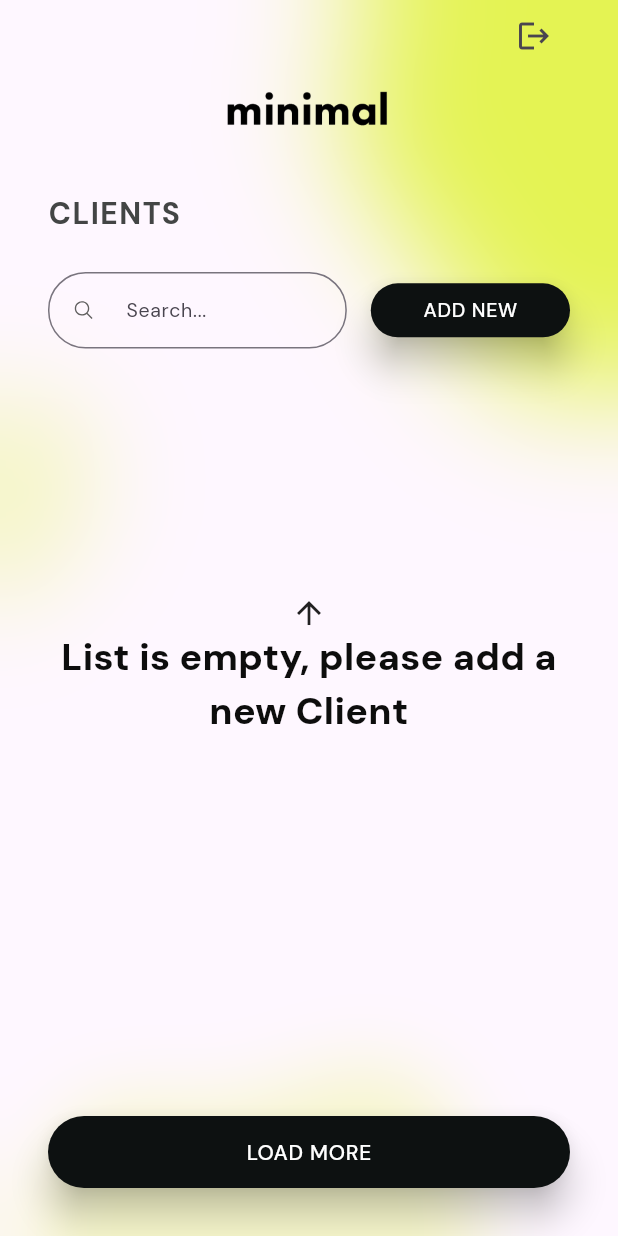
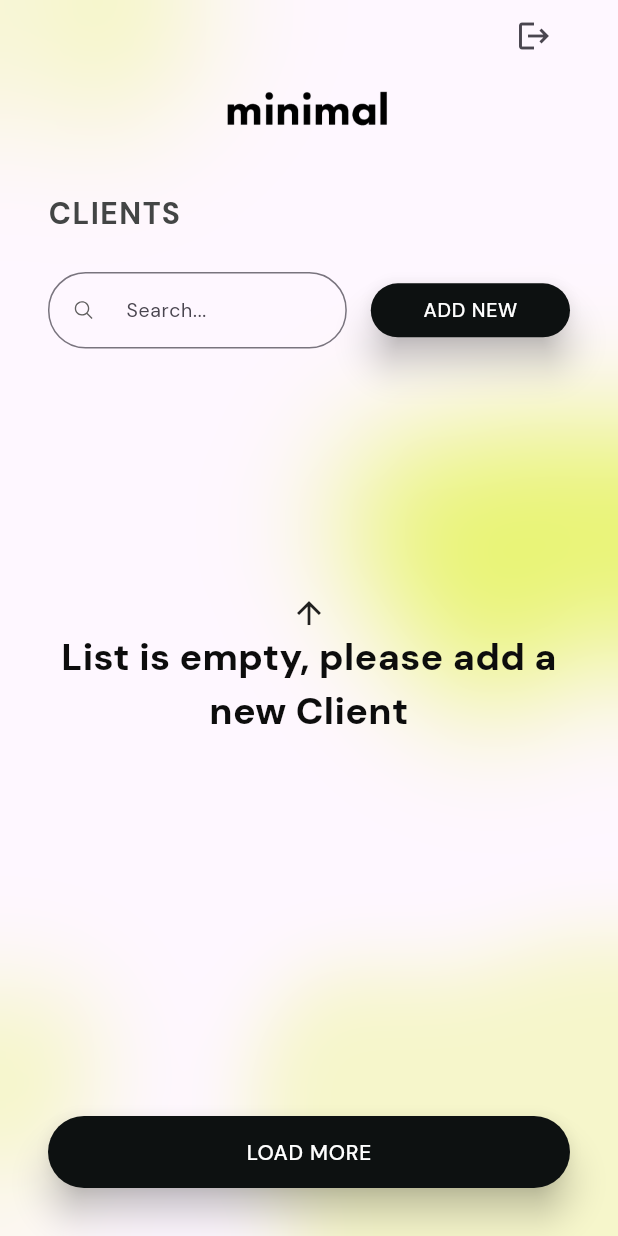
Before and after one commit to CFerrerCava/tots_test, a Flutter app: the HomeView screen opened directly, after a tap on "Ok", on a phone screen of 412 x 824 dp. Run offline on Flutter 3.47's test engine with Material 3 defaults, Android fonts, the phone set to English and light mode, and no system bars; our stand-ins replace cached_network_image, firebase_core, firebase_storage, flutter_dotenv, flutter_keyboard_visibility, flutter_svg and 7 more; accounts and stored records are empty; network calls fail.

```diff
--- a/lib/ui/dialogs/info_alert/info_alert_dialog_model.dart
+++ b/lib/ui/dialogs/info_alert/info_alert_dialog_model.dart
@@ -21,6 +21,7 @@ class AbmClienteDialogModel extends FormViewModel {
   @override
   void dispose() {
     _clientService.clientSelectedValue.value = null;
+    clearForm();
     super.dispose();
   }
 
@@ -56,7 +57,10 @@ class AbmClienteDialogModel extends FormViewModel {
   }
 
   void saveOrEdit() {
-    if (lastName.isEmpty || firstName.isEmpty || emailAddress.isEmpty) {
+    if (lastName.isEmpty ||
+        firstName.isEmpty ||
+        emailAddress.isEmpty ||
+        (newClient.photo == null)) {
       DialogService().showDialog(description: lang.loginMessageDataError);
       return;
     }
--- a/lib/ui/views/home/home_view.dart
+++ b/lib/ui/views/home/home_view.dart
@@ -20,7 +20,7 @@ class HomeView extends StackedView<HomeViewModel> {
       child: KeyboardDismissOnTap(
         child: Stack(
           children: [
-            BackgroundBubbleWidget(),
+            BackgroundBubbleWidget.forHome(),
             HomeBodyWidget(),
           ],
         ),
--- a/lib/ui/views/login/login_view.dart
+++ b/lib/ui/views/login/login_view.dart
@@ -22,7 +22,7 @@ class LoginView extends StackedView<LoginViewModel> with $LoginFormWidget {
       body: const KeyboardDismissOnTap(
         child: Stack(
           children: [
-            BackgroundBubbleWidget(),
+            BackgroundBubbleWidget.forLogin(),
             LoginFormWidget(),
           ],
         ),
--- a/lib/ui/widgets/background_bubble_widget.dart
+++ b/lib/ui/widgets/background_bubble_widget.dart
@@ -3,12 +3,37 @@ import 'package:tots_test/ui/styles/app_images.dart';
 import 'package:tots_test/util/vector_enum.dart';
 
 class BackgroundBubbleWidget extends StatelessWidget {
-  const BackgroundBubbleWidget({super.key});
+  final bool _forHome;
+  const BackgroundBubbleWidget.forLogin({super.key}) : _forHome = false;
+  const BackgroundBubbleWidget.forHome({super.key}) : _forHome = true;
 
   @override
   Widget build(BuildContext context) {
     return Stack(
       children: [
+        if (_forHome) ...[
+          Positioned(
+            left: 30,
+            top: 20,
+            child: $graphics.vectorBubble(bubble: VectorEnum.bubblehome1.name),
+          ),
+          Positioned(
+            right: -10,
+            top: 200,
+            child: $graphics.vectorBubble(bubble: VectorEnum.bubblehome2.name),
+          ),
+          Positioned(
+            left: 0,
+            bottom: 0,
+            child: $graphics.vectorBubble(bubble: VectorEnum.bubblehome4.name),
+          ),
+          Positioned(
+            right: 0,
+            bottom: 0,
+            child: $graphics.vectorBubble(bubble: VectorEnum.bubblehome3.name),
+          ),
+        ],
+        if (!_forHome) ...[
           Positioned(
             right: 0,
             top: 0,
@@ -24,6 +49,7 @@ class BackgroundBubbleWidget extends StatelessWidget {
             left: 0,
             child: $graphics.vectorBubble(bubble: VectorEnum.bubble3.name),
           ),
+        ],
         Positioned(
           bottom: -MediaQuery.sizeOf(context).width,
           left: -100,
--- a/lib/util/vector_enum.dart
+++ b/lib/util/vector_enum.dart
@@ -1,7 +1,11 @@
 enum VectorEnum {
   bubble1('vector_1'),
   bubble2('vector_2'),
-  bubble3('vector_3');
+  bubble3('vector_3'),
+  bubblehome1('bubble_home1'),
+  bubblehome2('bubble_home2'),
+  bubblehome3('bubble_home3'),
+  bubblehome4('bubble_home4');
 
   final String name;
   const VectorEnum(this.name);
```
Also changed, not shown: assets/icons/bubble_home1.svg (added), assets/icons/bubble_home2.svg (added), assets/icons/bubble_home3.svg (added), assets/icons/bubble_home4.svg (added). Lines whose indentation alone changed are shown as unchanged.
